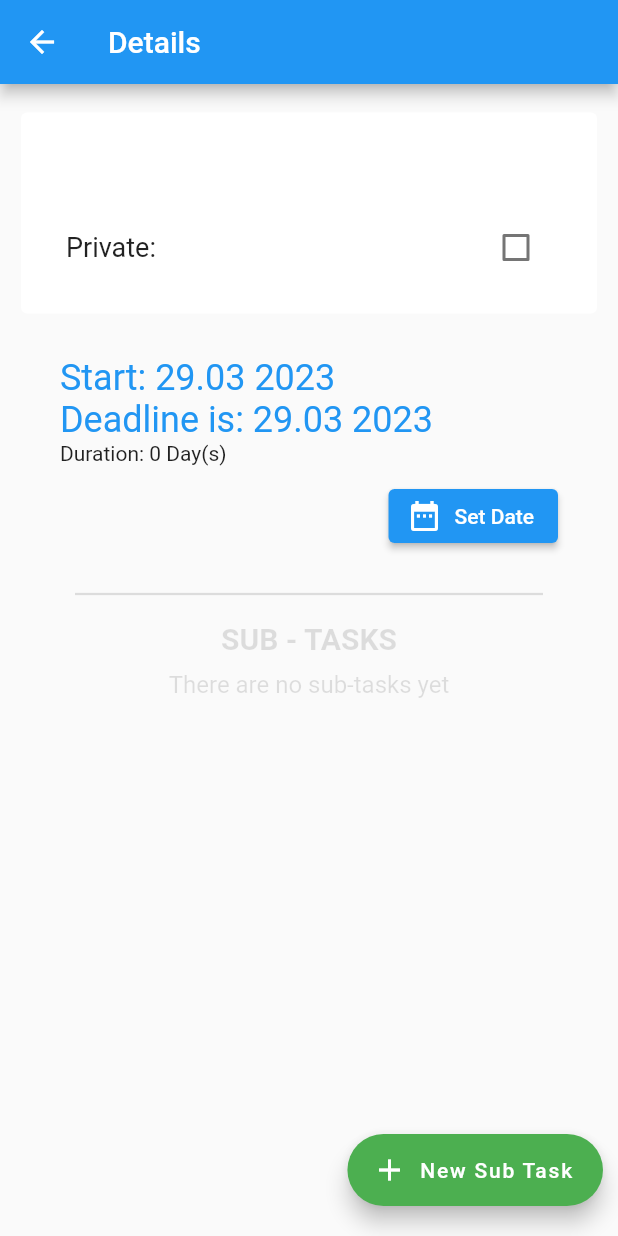
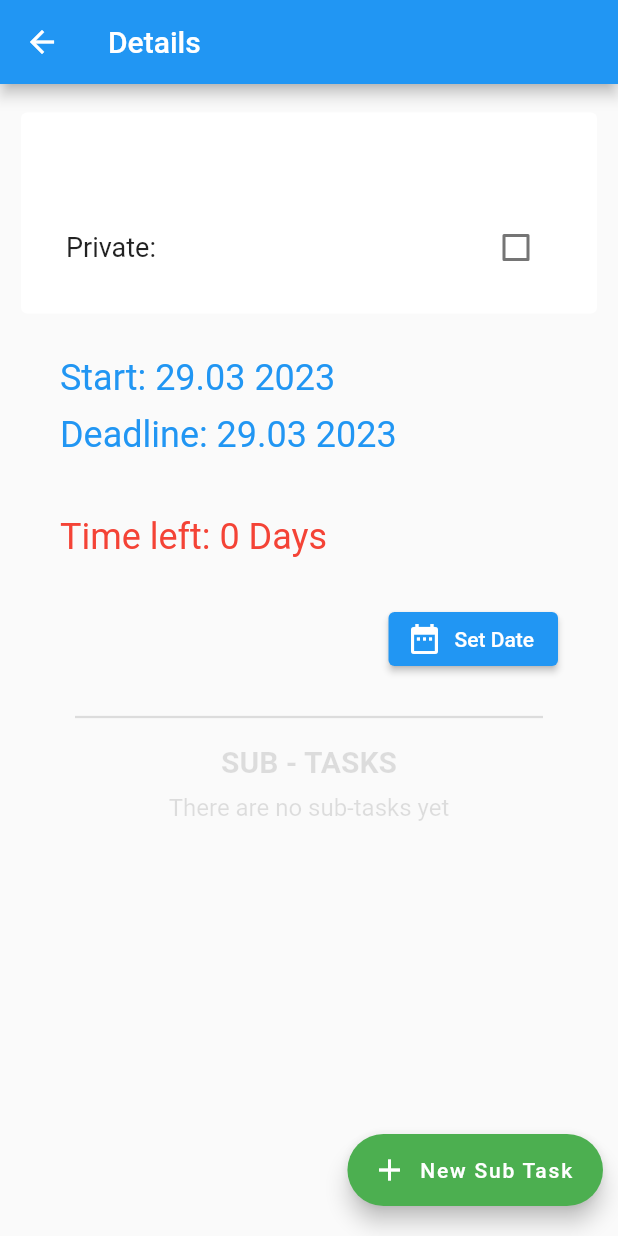
Before and after one commit to Lenzia207/AnotherTodo, a Flutter app: the DetailTodoPage screen opened directly with empty values, on a phone screen of 412 x 824 dp. Run offline on Flutter 3.47's test engine with Material 2 defaults, Android fonts, the light colour scheme and no system bars; our stand-ins replace animated_splash_screen, cloud_firestore, date_format, firebase_core, flutter_hooks, flutter_slidable and 1 more; missing offline and left inert: flutter_lock_screen; accounts and stored records are empty.

Commit message:
setup ios

```diff
--- a/lib/widgets/set_date_task.dart
+++ b/lib/widgets/set_date_task.dart
@@ -16,6 +16,7 @@ class SetDateTask extends HookWidget {
 
   @override
   Widget build(BuildContext context) {
+    // get Timestamp from task and convert to type DateTime
     final dataRange = useState(
       DateTimeRange(
         start: task.start.toDate(),
@@ -31,8 +32,12 @@ class SetDateTask extends HookWidget {
         lastDate: DateTime(2050),
       );
       if (newDateRange != null) {
-        // Store the new DateTimeRange in Firestore
-        final myTaskId = FirebaseFirestore.instance.collection('myTasks').doc(
+        // Get the taskId and update the new DateTimeRange in Firestore
+        final myTaskId = FirebaseFirestore.instance
+            .collection(
+              'myTasks',
+            )
+            .doc(
               task.id,
             );
 
@@ -45,21 +50,21 @@ class SetDateTask extends HookWidget {
       }
     }
 
-    final start = formatDate(dataRange.value.start, [
-      dd,
-      '.',
-      mm,
-      ' ',
-      yyyy,
-    ]);
-    final end = formatDate(dataRange.value.end, [
-      dd,
-      '.',
-      mm,
-      ' ',
-      yyyy,
-    ]);
+    final start = formatDate(dataRange.value.start, [dd, '.', mm, ' ', yyyy]);
+    final end = formatDate(dataRange.value.end, [dd, '.', mm, ' ', yyyy]);
     final duration = dataRange.value.duration;
+
+    // the color changes depending how much days are left
+    Color getColor(duration) {
+      if (duration <= 1) return Colors.red;
+      if (duration <= 3) return Colors.orange;
+      return Colors.green;
+    }
+
+    String getText(date) {
+      if (date == 1) return 'Time left: ${duration.inDays} Day';
+      return 'Time left: ${duration.inDays} Days';
+    }
 
     return Padding(
       padding: const EdgeInsets.only(
@@ -69,6 +74,7 @@ class SetDateTask extends HookWidget {
         right: 30,
       ),
       child: Column(
+        mainAxisAlignment: MainAxisAlignment.spaceBetween,
         crossAxisAlignment: CrossAxisAlignment.start,
         children: [
           Text(
@@ -78,23 +84,37 @@ class SetDateTask extends HookWidget {
               color: Colors.blue,
             ),
           ),
+          const SizedBox(
+            height: 10,
+          ),
           Text(
-            "Deadline is: $end",
+            "Deadline: $end",
             style: const TextStyle(
               fontSize: 24,
               color: Colors.blue,
             ),
           ),
-          Text("Duration: ${duration.inDays} Day(s)"),
           const SizedBox(
-            height: 10,
+            height: 40,
+          ),
+          Text(
+            getText(duration.inDays),
+            style: TextStyle(
+              fontSize: 24,
+              color: getColor(duration.inDays),
+            ),
+          ),
+          const SizedBox(
+            height: 30,
           ),
           Row(
             mainAxisAlignment: MainAxisAlignment.end,
             children: [
               ElevatedButton.icon(
                 onPressed: () => pickDateRanger(context),
-                icon: const Icon(Icons.date_range),
+                icon: const Icon(
+                  Icons.date_range,
+                ),
                 label: const Text(
                   "Set Date",
                 ),
```
Also changed, not shown: 1 other file.
